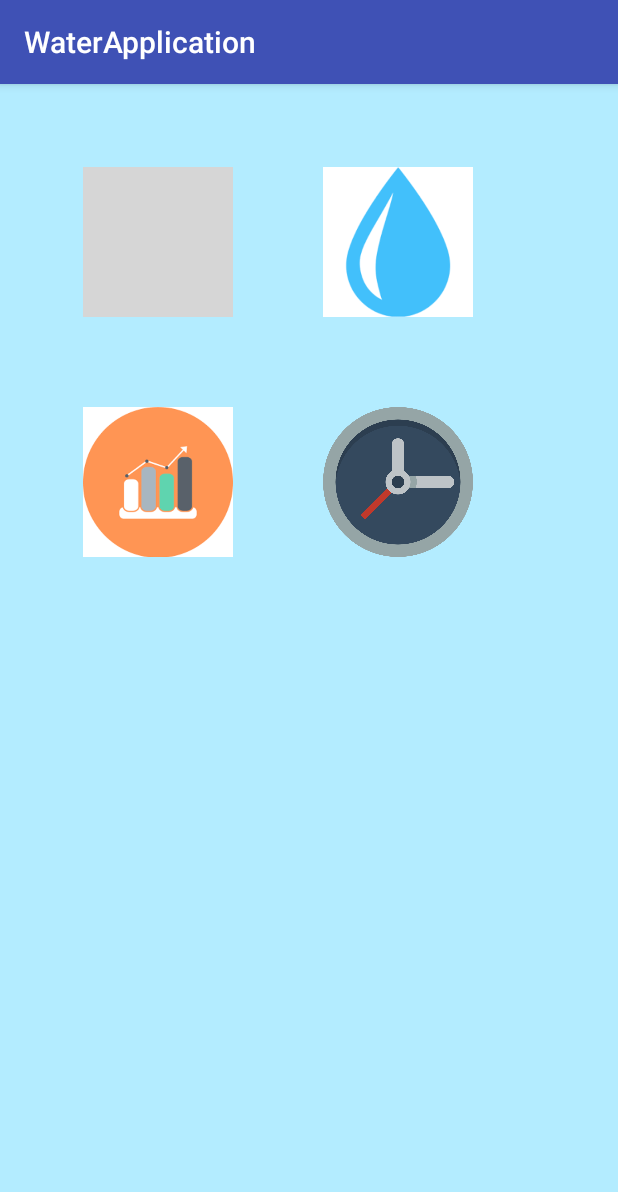
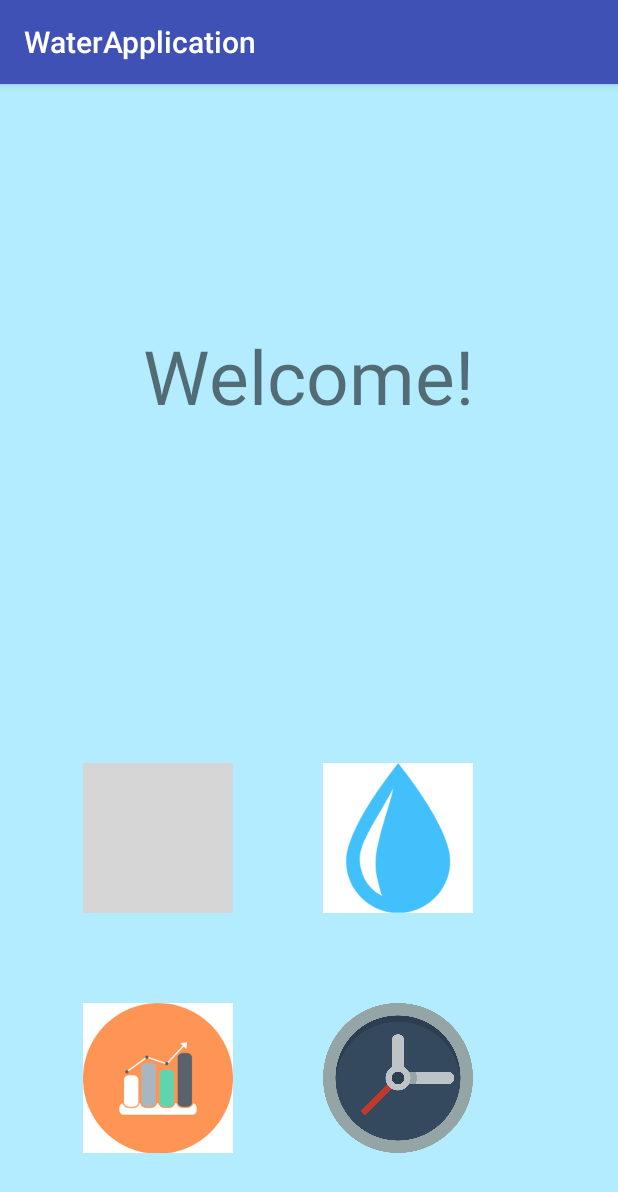
Before and after one commit to yashtibrewal/WaterApplication, an Android app: the DefaultPage screen opened directly, with no data from a screen before it, on a phone screen of 412 x 824 dp. Shown: the top 1192 px of the screen. Run offline under Robolectric (Android 15) with nearby library versions, the phone set to English and light mode, and no system bars; grey boxes are pictures that could not be loaded.

Commit message:
minor changes

```diff
--- /dev/null
+++ b/app/src/main/java/com/example/dell_7560/waterapplication/DataBaseHelper.java
@@ -0,0 +1,7 @@
+package com.example.dell_7560.waterapplication;
+
+public class DataBaseHelper {
+
+    public final static String dataBase_Table_Name="WaterBase";
+    public final static String waterBase_Column_Name="Name";
+}
--- a/app/src/main/java/com/example/dell_7560/waterapplication/DefaultPage.java
+++ b/app/src/main/java/com/example/dell_7560/waterapplication/DefaultPage.java
@@ -5,15 +5,21 @@ import android.os.Bundle;
 import android.support.v7.app.AppCompatActivity;
 import android.view.View;
 import android.widget.ImageButton;
+import android.widget.TextView;
 import android.widget.Toast;
 
 public class DefaultPage extends AppCompatActivity implements View.OnClickListener{
     ImageButton imageButton_Water,imageButton_Reminder,imageButton_Analysis,imageButton_Myinfo;
     Intent intent;
-
+    TextView welcomeMessage;
     @Override
     protected void onCreate(Bundle savedInstanceState) {
         super.onCreate(savedInstanceState);
+
+        //create a database reference
+        //query for the name
+        //store the query in a variable
+
 
         //setting the xml view
         setContentView(R.layout.defaut_page);
@@ -28,6 +34,13 @@ public class DefaultPage extends AppCompatActivity implements View.OnClickListen
         imageButton_Water.setOnClickListener(this);
         imageButton_Reminder.setOnClickListener(this);
         imageButton_Myinfo.setOnClickListener(this);
+
+        //linking text views
+        welcomeMessage=findViewById(R.id.id_welcome);
+
+
+
+        //assign the name to text view
     }
 
     @Override
--- a/app/src/main/java/com/example/dell_7560/waterapplication/MainActivity.java
+++ b/app/src/main/java/com/example/dell_7560/waterapplication/MainActivity.java
@@ -9,6 +9,7 @@ import android.widget.Button;
 public class MainActivity extends AppCompatActivity implements View.OnClickListener{
     Intent intent;
     Button button;
+
     @Override
     protected void onCreate(Bundle savedInstanceState) {
         super.onCreate(savedInstanceState);
--- a/app/src/main/res/layout/defaut_page.xml
+++ b/app/src/main/res/layout/defaut_page.xml
@@ -6,6 +6,16 @@
     android:layout_rowSpan="1"
     android:background="@color/backgroundColor"
     android:padding="25dp">
+    <TextView
+        android:id="@+id/id_welcome"
+        android:layout_row="0"
+        android:layout_column="0"
+        android:layout_columnSpan="2"
+        android:layout_gravity="center"
+        android:lines="2"
+        android:textSize="50dp"
+        android:text="Welcome!"
+        />
     <ImageButton
         android:clickable="true"
         android:id="@+id/id_myinfo"
@@ -13,7 +23,7 @@
         android:layout_height="100dp"
         android:layout_column="0"
         android:layout_margin="30dp"
-        android:layout_row="0"
+        android:layout_row="1"
         android:background="@color/backgroundColor"
         android:scaleType="centerCrop"
         android:src="@drawable/image_info" />
@@ -25,7 +35,7 @@
         android:layout_height="100dp"
         android:layout_column="1"
         android:layout_margin="30dp"
-        android:layout_row="0"
+        android:layout_row="1"
         android:background="@color/backgroundColor"
         android:scaleType="centerCrop"
         android:src="@drawable/image_water" />
@@ -37,7 +47,7 @@
         android:layout_height="100dp"
         android:layout_column="0"
         android:layout_margin="30dp"
-        android:layout_row="1"
+        android:layout_row="2"
         android:background="@color/backgroundColor"
         android:scaleType="centerCrop"
         android:src="@drawable/image_graph" />
@@ -49,7 +59,7 @@
         android:layout_height="100dp"
         android:layout_column="1"
         android:layout_margin="30dp"
-        android:layout_row="1"
+        android:layout_row="2"
         android:adjustViewBounds="true"
         android:background="@color/backgroundColor"
         android:scaleType="centerCrop"
```
